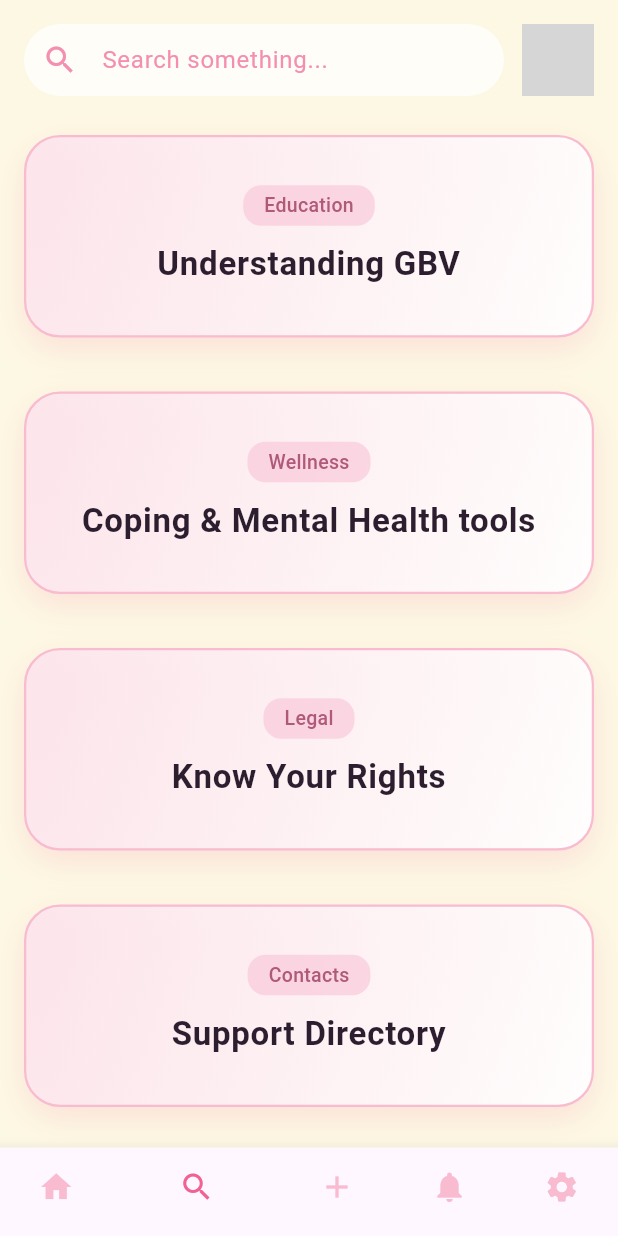
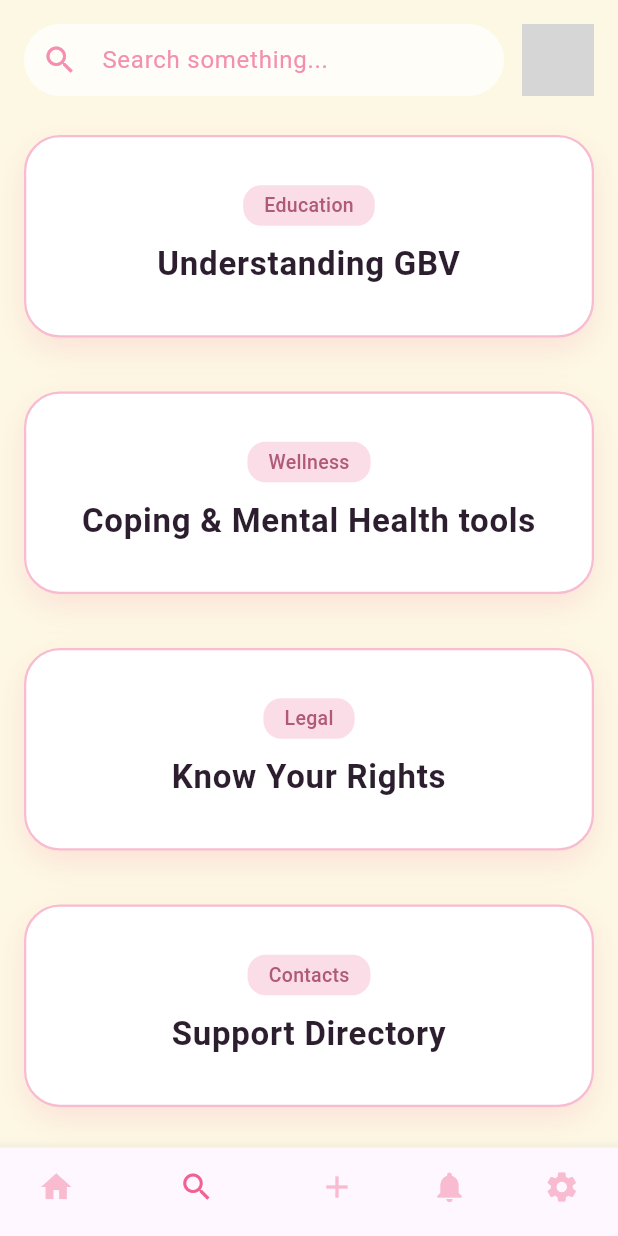
Before and after one commit to Jade-Isimbi/safehaven, a Flutter app: the screen it shows after launch, on a phone screen of 412 x 824 dp. Run offline on Flutter 3.47's test engine with Material 3 defaults, Android fonts, the phone set to English and light mode, and no system bars; our stand-ins replace cloud_firestore, firebase_core; accounts and stored records are empty; grey boxes are pictures that could not be loaded.

Commit message:
Jade's branch

```diff
--- a/lib/features/menu/presentation/widgets/menu_card.dart
+++ b/lib/features/menu/presentation/widgets/menu_card.dart
@@ -18,14 +18,7 @@ class MenuCard extends StatelessWidget {
           curve: Curves.easeInOut,
           margin: const EdgeInsets.symmetric(vertical: 10),
           decoration: BoxDecoration(
-            gradient: LinearGradient(
-              colors: [
-                Colors.pink[50]!.withOpacity(0.9),
-                Colors.white.withOpacity(0.95),
-              ],
-              begin: Alignment.topLeft,
-              end: Alignment.bottomRight,
-            ),
+            color: Colors.white,
             borderRadius: BorderRadius.circular(24),
             border: Border.all(color: Colors.pink[100]!, width: 1.5),
             boxShadow: [
```
